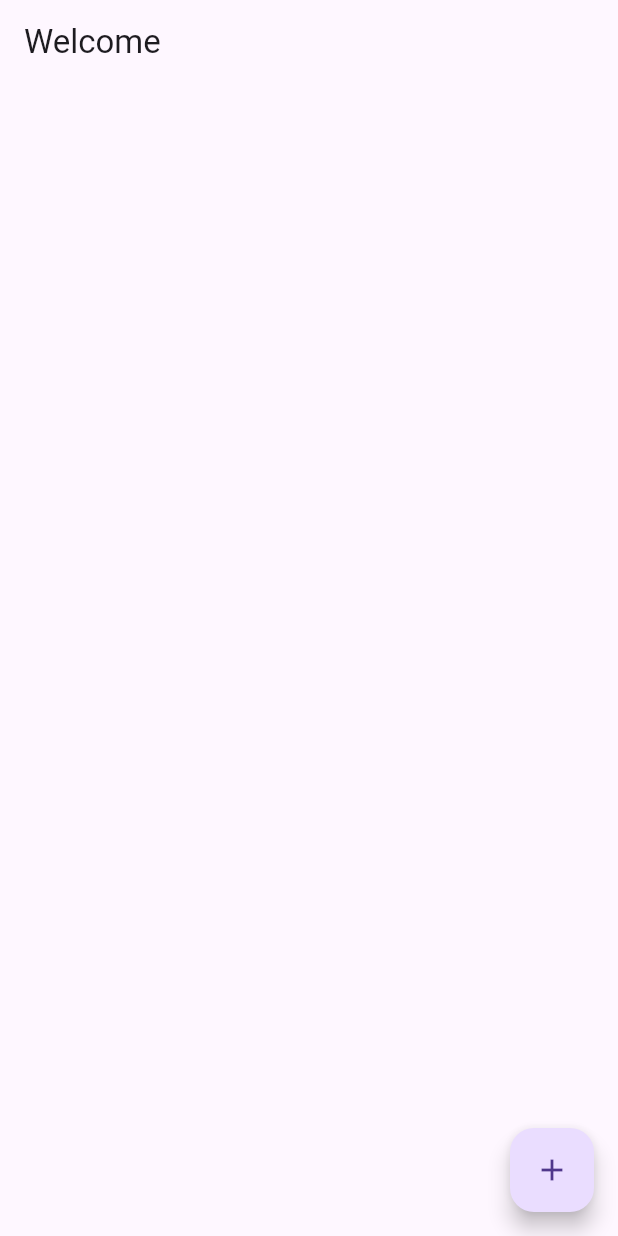
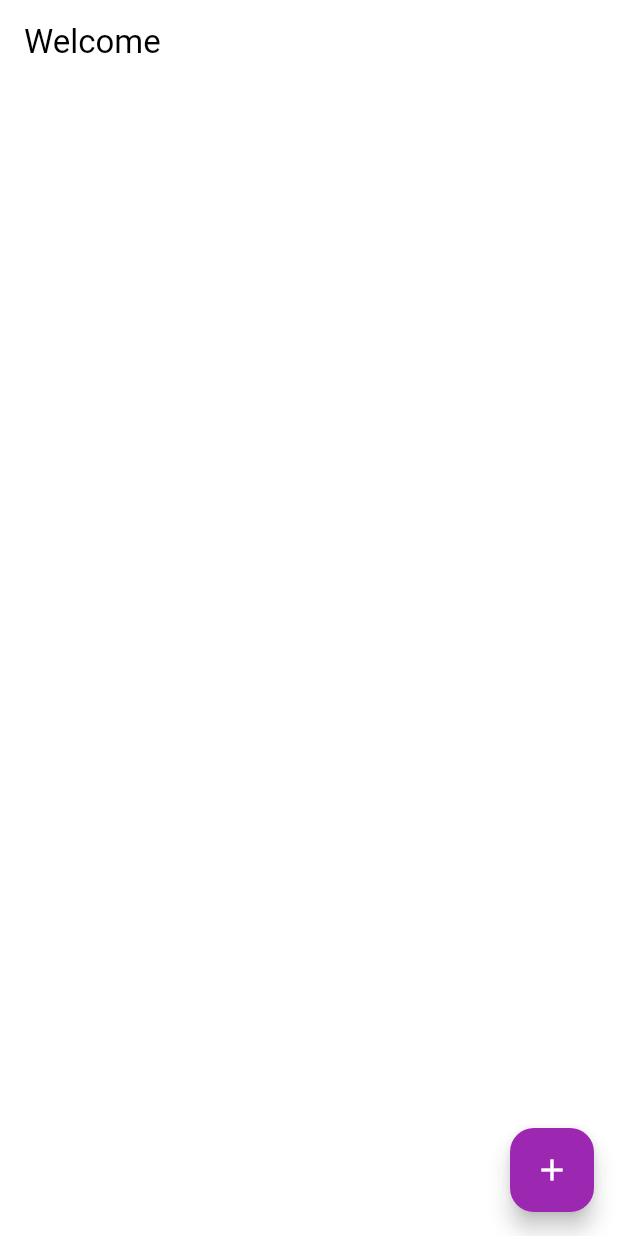
Before and after one commit to theVatsal3802/Vanilla-Contacts-State-Management-Course-App-1, a Flutter app: the screen it shows after launch, on a phone screen of 412 x 824 dp. Run offline on Flutter 3.47's test engine with Material 3 defaults, Android fonts, the phone set to English and light mode, and no system bars.

Commit message:
Added Theme

```diff
--- a/lib/main.dart
+++ b/lib/main.dart
@@ -13,7 +13,19 @@ class MyApp extends StatelessWidget {
     return MaterialApp(
       title: 'Flutter Demo',
       theme: ThemeData(
-        primarySwatch: Colors.blue,
+        colorScheme: ColorScheme(
+          brightness: Brightness.light,
+          primary: Colors.purple,
+          onPrimary: Colors.white,
+          secondary: Colors.deepPurple,
+          onSecondary: Colors.white,
+          error: Colors.red.shade900,
+          onError: Colors.white,
+          background: Colors.white,
+          onBackground: Colors.black,
+          surface: Colors.white,
+          onSurface: Colors.black,
+        ),
       ),
       home: const HomeScreen(),
       routes: {
```
